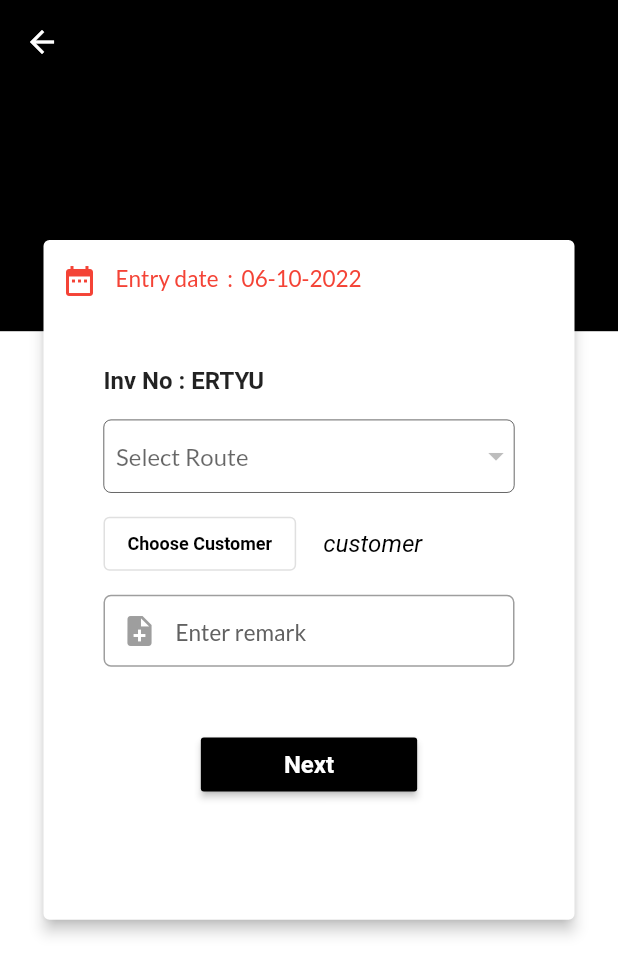
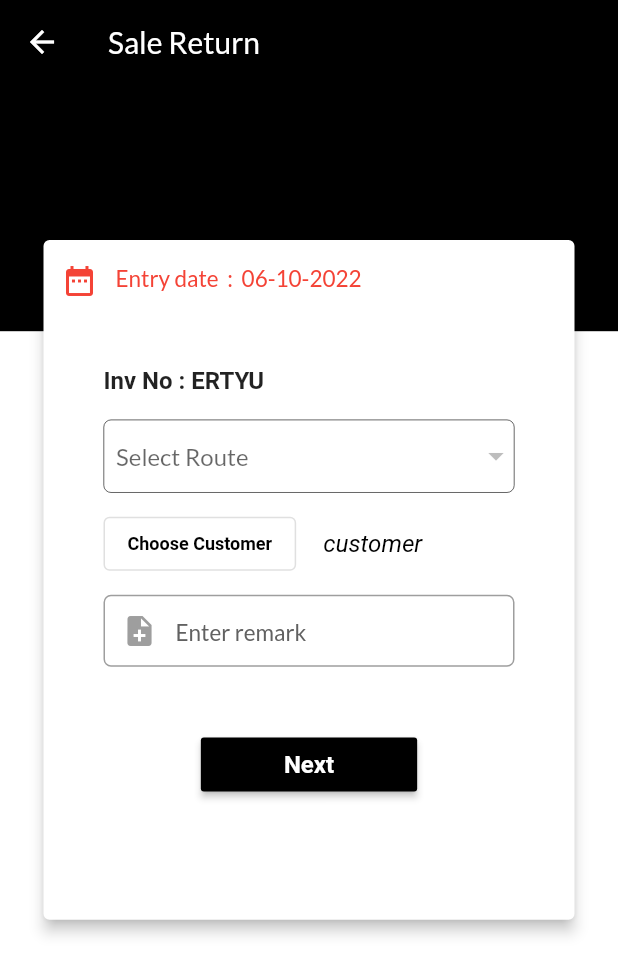
Before and after one commit to vegaKannur12/gulferp, a Flutter app: the screen it shows after launch, after a tap on "Sale Return", on a phone screen of 412 x 824 dp. Shown: the top 975 px of the screen. Run offline on Flutter 3.47's test engine with Material 2 defaults, Android fonts, the phone set to English and light mode, and no system bars; our stand-ins replace azlistview, badges, connectivity_plus, device_info_plus, flutter_easyloading, flutter_spinkit and 6 more; missing offline and left inert: colours; accounts and stored records are empty; network calls fail.

Commit message:
stock approval

```diff
--- a/lib/controller/controller.dart
+++ b/lib/controller/controller.dart
@@ -285,7 +285,7 @@ class Controller extends ChangeNotifier {
           );
 
           var map = jsonDecode(response.body);
-          // print("delete response-----------------$map");
+          print("save_cart---------------$map");
           if (action != "delete") {
             isLoading = false;
             notifyListeners();
@@ -355,6 +355,8 @@ class Controller extends ChangeNotifier {
       }
     });
   }
+
+
 ////////////////////////////////////////////////////////////////////
 
   setCustomerName(String cusName) {
--- a/lib/screen/dashboard/maindashBoard.dart
+++ b/lib/screen/dashboard/maindashBoard.dart
@@ -28,6 +28,8 @@ class _MainDashboardState extends State<MainDashboard> {
     // TODO: implement initState
     super.initState();
     Provider.of<Controller>(context, listen: false).userDetails();
+    Provider.of<Controller>(context, listen: false).getvehicleLoadingList(context);
+
   }
 
   void _onRefresh() async {
@@ -134,7 +136,7 @@ class _MainDashboardState extends State<MainDashboard> {
 
                           Navigator.push(
                             context,
-                            MaterialPageRoute(builder: (context) => SaleHome(formType: "1",)),
+                            MaterialPageRoute(builder: (context) => SaleHome(formType: "1",type: "Sale",)),
                           );
                         },
                         leading: Image.asset("asset/sale.png",
@@ -171,7 +173,7 @@ class _MainDashboardState extends State<MainDashboard> {
 
                           Navigator.push(
                             context,
-                            MaterialPageRoute(builder: (context) => SaleHome(formType: "2",)),
+                            MaterialPageRoute(builder: (context) => SaleHome(formType: "2",type: "Sale Return")),
                           );
                         },
                         leading: Image.asset("asset/package.png",
@@ -278,7 +280,13 @@ class _MainDashboardState extends State<MainDashboard> {
                   value.loadingList.length == 0
                       ? Container()
                       : Padding(
-                          padding: const EdgeInsets.all(8.0),
+                           padding:
+                        const EdgeInsets.only(left: 20, right: 30, top: 10),
+                          child: Card(
+                             shape: RoundedRectangleBorder(
+                        borderRadius: BorderRadius.circular(15.0),
+                      ),
+                      color: Colors.grey[200],
                             child: ListTile(
                               leading: Image.asset(
                                 "asset/loading.png",
@@ -299,6 +307,7 @@ class _MainDashboardState extends State<MainDashboard> {
                               ),
                             ),
                           ),
+                        ),
                   value.isLoading
                       ? Flexible(
                           child: Container(
@@ -313,7 +322,7 @@ class _MainDashboardState extends State<MainDashboard> {
                             itemCount: value.loadingList.length,
                             itemBuilder: (context, index) {
                               return Padding(
-                                padding: const EdgeInsets.all(8.0),
+                                padding:const EdgeInsets.only(left: 20, right: 30, top: 10),
                                 child: Card(
                                   child: ListTile(
                                     onTap: () {
@@ -367,8 +376,7 @@ class _MainDashboardState extends State<MainDashboard> {
                                         ),
                                       ],
                                     ),
-                                    subtitle: Flexible(
-                                      child: Row(
+                                    subtitle: Row(
                                       children: [
                                         Text(
                                           "Branch : ",
@@ -395,7 +403,6 @@ class _MainDashboardState extends State<MainDashboard> {
                                           ),
                                         ),
                                       ],
-                                      ),
                                     ),
                                   ),
                                 ),
--- a/lib/screen/sale/saleHome.dart
+++ b/lib/screen/sale/saleHome.dart
@@ -9,7 +9,8 @@ import 'package:provider/provider.dart';
 
 class SaleHome extends StatefulWidget {
   String formType;
-  SaleHome({required this.formType});
+  String type;
+  SaleHome({required this.formType,required this.type});
 
   @override
   State<SaleHome> createState() => _SaleHomeState();
@@ -41,6 +42,7 @@ class _SaleHomeState extends State<SaleHome> {
     return Scaffold(
       appBar: AppBar(
         backgroundColor: P_Settings.loginPagetheme,
+        title: Text(widget.type),
       ),
       body: Consumer<Controller>(
         builder: (context, value, child) {
```
Lines whose indentation alone changed are shown as unchanged.
